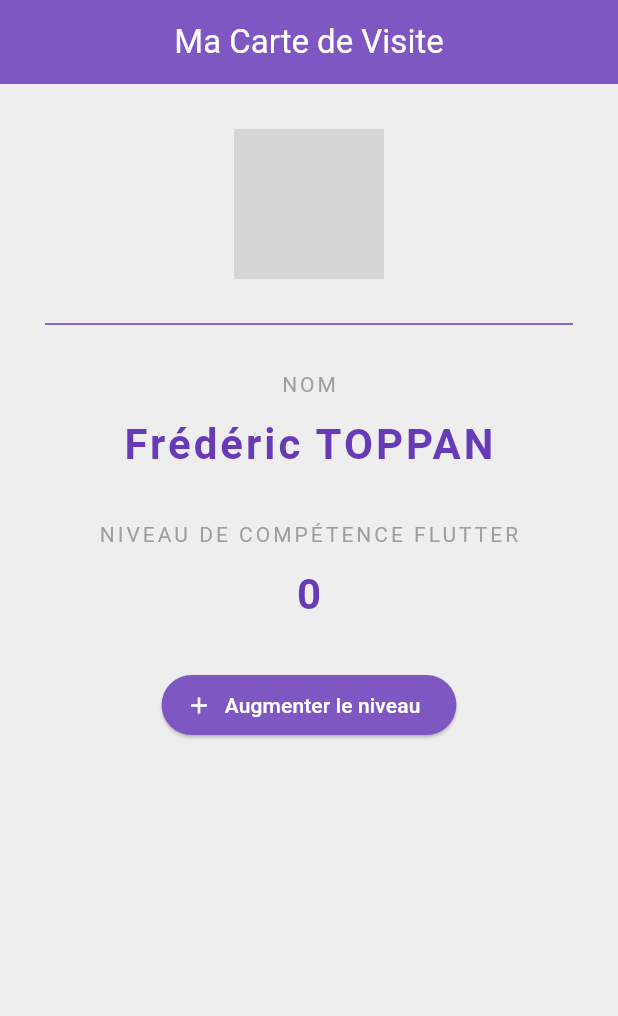
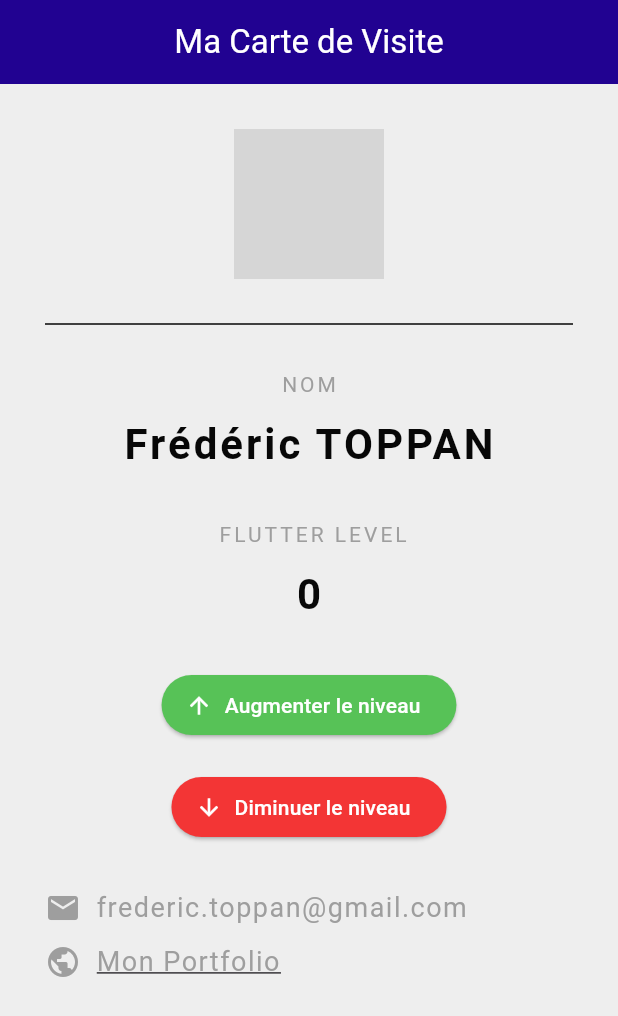
Before and after one commit to 2312-1972/macartedevisite, a Flutter app: the screen it shows after launch, on a phone screen of 412 x 824 dp. Shown: the top 1016 px of the screen. Run offline on Flutter 3.47's test engine with Material 3 defaults, Android fonts, the light colour scheme and no system bars; network calls fail; grey boxes are pictures that could not be loaded.

Commit message:
ajout link

```diff
--- a/lib/main.dart
+++ b/lib/main.dart
@@ -1,5 +1,7 @@
 // Importe le package material de Flutter, qui contient les widgets et les outils pour créer une interface utilisateur selon les principes du Material Design.
 import 'package:flutter/material.dart';
+// Importe le package url_launcher pour ouvrir des URLs externes.
+import 'package:url_launcher/url_launcher.dart';
 
 // Le point d'entrée de toute application Flutter. La fonction `runApp` prend le widget racine et le monte à l'écran.
 void main() {
@@ -42,13 +44,33 @@ class _CarteDeVisitePageState extends State<CarteDeVisitePage> {
   // La variable d'état. C'est le niveau que nous allons afficher et modifier.
   int _niveauDeCompetence = 0;
 
-  // La méthode qui sera appelée lorsque l'utilisateur appuie sur le bouton.
+  // La méthode qui sera appelée lorsque l'utilisateur appuie sur le bouton pour augmenter le niveau.
   void _augmenterNiveau() {
     // setState est crucial : il notifie Flutter que l'état a changé,
     // ce qui déclenche une reconstruction du widget pour afficher la nouvelle valeur.
     setState(() {
       _niveauDeCompetence++;
     });
+  }
+
+  // La méthode qui sera appelée lorsque l'utilisateur appuie sur le bouton pour diminuer le niveau.
+  void _diminuerNiveau() {
+    setState(() {
+      // S'assurer que le niveau ne descend pas en dessous de zéro
+      if (_niveauDeCompetence > 0) {
+        _niveauDeCompetence--;
+      }
+    });
+  }
+
+  // Méthode pour lancer une URL dans un navigateur.
+  Future<void> _launchURL(String urlString) async {
+    final Uri url = Uri.parse(urlString);
+    if (!await launchUrl(url)) {
+      // Gérer l'erreur si l'URL ne peut pas être lancée.
+      // Dans une vraie application, vous afficheriez un message à l'utilisateur.
+      debugPrint('Could not launch $url');
+    }
   }
 
   @override
@@ -59,7 +81,7 @@ class _CarteDeVisitePageState extends State<CarteDeVisitePage> {
       appBar: AppBar(
         title: const Text('Ma Carte de Visite'),
         centerTitle: true,
-        backgroundColor: Colors.deepPurple[400],
+        backgroundColor: const Color.fromARGB(255, 33, 2, 145),
         foregroundColor: Colors.white,
       ),
       // Center permet de centrer son widget enfant.
@@ -80,7 +102,7 @@ class _CarteDeVisitePageState extends State<CarteDeVisitePage> {
               // Un séparateur visuel.
               const Divider(
                 height: 60.0, // Espace vertical total du séparateur
-                color: Colors.deepPurple,
+                color: Color.fromARGB(255, 5, 5, 5),
               ),
               const Text(
                 'NOM',
@@ -91,7 +113,7 @@ class _CarteDeVisitePageState extends State<CarteDeVisitePage> {
               Text(
                 'Frédéric TOPPAN',
                 style: TextStyle(
-                  color: Colors.deepPurple,
+                  color: const Color.fromARGB(255, 7, 7, 7),
                   letterSpacing: 2.0,
                   fontSize: 28.0,
                   fontWeight: FontWeight.bold,
@@ -99,28 +121,84 @@ class _CarteDeVisitePageState extends State<CarteDeVisitePage> {
               ),
               const SizedBox(height: 30.0),
               const Text(
-                'NIVEAU DE COMPÉTENCE FLUTTER',
+                ' FLUTTER LEVEL',
                 style: TextStyle(color: Colors.grey, letterSpacing: 2.0),
               ),
               const SizedBox(height: 10.0),
               Text(
                 '$_niveauDeCompetence', // Affiche la valeur de notre variable d'état.
                 style: TextStyle(
-                  color: Colors.deepPurple,
+                  color: const Color.fromARGB(255, 8, 8, 8),
                   letterSpacing: 2.0,
                   fontSize: 28.0,
                   fontWeight: FontWeight.bold,
                 ),
               ),
               const SizedBox(height: 30.0),
-              // Un bouton surélevé.
+              // Un bouton surélevé pour augmenter le niveau.
               ElevatedButton.icon(
                 onPressed: _augmenterNiveau, // Appelle notre méthode au clic.
-                icon: const Icon(Icons.add),
+                icon: const Icon(Icons.arrow_upward),
                 label: const Text('Augmenter le niveau'),
                 style: ElevatedButton.styleFrom(
-                  backgroundColor: Colors.deepPurple[400],
+                  backgroundColor: const Color.fromARGB(255, 87, 194, 87),
                   foregroundColor: Colors.white,
+                ),
+              ),
+              const SizedBox(height: 20.0), // Ajout d'un espacement entre les boutons
+              // Un bouton surélevé pour diminuer le niveau.
+              ElevatedButton.icon(
+                onPressed: _diminuerNiveau, // Appelle notre méthode au clic.
+                icon: const Icon(Icons.arrow_downward),
+                label: const Text('Diminuer le niveau'),
+                style: ElevatedButton.styleFrom(
+                  backgroundColor: const Color.fromARGB(255, 243, 53, 53),
+                  foregroundColor: Colors.white,
+                ),
+              ),
+              const SizedBox(height: 30.0),
+              // Ligne pour l'e-mail
+              const Row(
+                children: <Widget>[
+                  Icon(
+                    Icons.email,
+                    color: Colors.grey,
+                  ),
+                  SizedBox(width: 10.0),
+                  Text(
+                    'frederic.toppan@gmail.com',
+                    style: TextStyle(
+                      color: Colors.grey,
+                      fontSize: 18.0,
+                      letterSpacing: 1.0,
+                    ),
+                  )
+                ],
+              ),
+              const SizedBox(height: 10.0), // Espacement entre l'e-mail et le site web
+
+              // Nouvelle ligne pour l'icône et le lien du site web
+              InkWell( // Rends la Row cliquable et donne un effet visuel au tap
+                onTap: () {
+                  _launchURL('https://portfolio-frederic-toppan.vercel.app/'); // Remplacez par votre URL de portfolio
+                },
+                child: const Row(
+                  children: <Widget>[
+                    Icon(
+                      Icons.public, // Une icône de globe ou de lien est appropriée
+                      color: Colors.grey,
+                    ),
+                    SizedBox(width: 10.0),
+                    Text(
+                      'Mon Portfolio', // Texte du lien
+                      style: TextStyle(
+                        color: Colors.grey,
+                        fontSize: 18.0,
+                        letterSpacing: 1.0,
+                        decoration: TextDecoration.underline, // Souligne le texte pour indiquer que c'est un lien
+                      ),
+                    ),
+                  ],
                 ),
               ),
             ],
--- a/pubspec.yaml
+++ b/pubspec.yaml
@@ -30,6 +30,7 @@ environment:
 dependencies:
   flutter:
     sdk: flutter
+  url_launcher: ^6.1.10
 
   # The following adds the Cupertino Icons font to your application.
   # Use with the CupertinoIcons class for iOS style icons.
```
Also changed, not shown: pubspec.lock, 5 other files.
